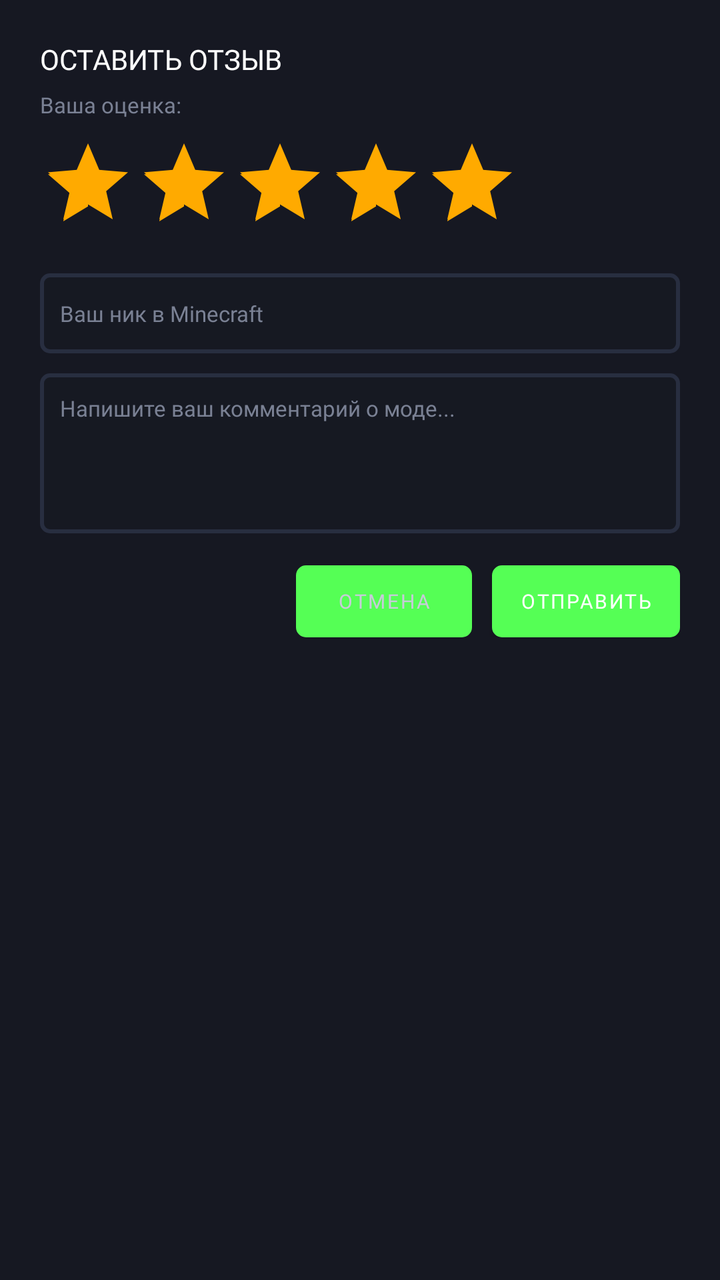
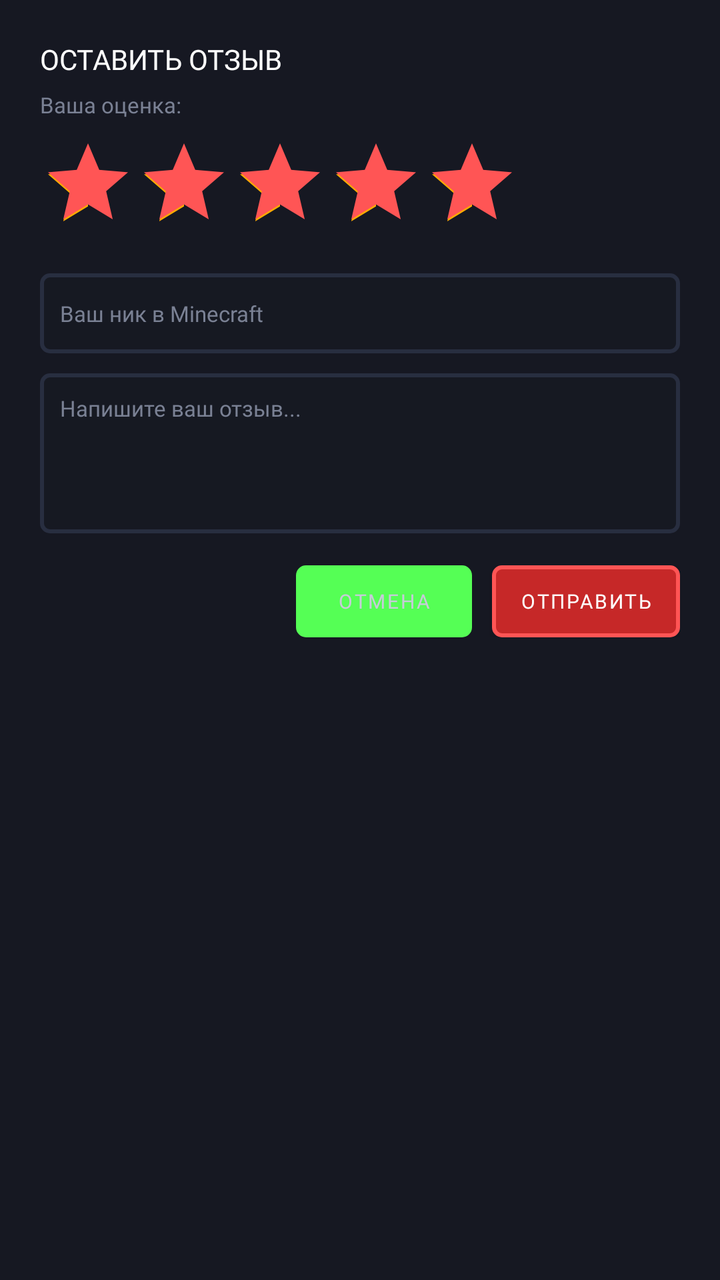

An Android layout rendered at two revisions. The XML below is the earlier revision; the diff shows what the commit changed to produce the second picture.
<!-- AndroidManifest.xml: application theme Theme.PocketMarket -->
<!-- res/layout/dialog_rate.xml -->
<?xml version="1.0" encoding="utf-8"?>
<LinearLayout xmlns:android="http://schemas.android.com/apk/res/android"
    android:layout_width="match_parent"
    android:layout_height="wrap_content"
    android:background="#161822"
    android:orientation="vertical"
    android:padding="20dp">

    <TextView
        android:layout_width="wrap_content"
        android:layout_height="wrap_content"
        android:fontFamily="@font/font_minecraft"
        android:text="ОСТАВИТЬ ОТЗЫВ"
        android:textColor="@color/white"
        android:textSize="14sp" />

    <TextView
        android:layout_width="wrap_content"
        android:layout_height="wrap_content"
        android:layout_marginTop="6dp"
        android:fontFamily="@font/font_minecraft"
        android:text="Ваша оценка:"
        android:textColor="@color/text_muted"
        android:textSize="11sp" />

    <RatingBar
        android:id="@+id/dialogRatingBar"
        android:layout_width="wrap_content"
        android:layout_height="wrap_content"
        android:layout_marginTop="8dp"
        android:numStars="5"
        android:progressTint="@color/mc_gold"
        android:rating="5"
        android:stepSize="1" />

    <EditText
        android:id="@+id/etUserName"
        android:layout_width="match_parent"
        android:layout_height="40dp"
        android:layout_marginTop="12dp"
        android:background="@drawable/bg_search"
        android:fontFamily="@font/font_minecraft"
        android:hint="Ваш ник в Minecraft"
        android:paddingHorizontal="10dp"
        android:textColor="@color/white"
        android:textColorHint="@color/text_muted"
        android:textSize="11sp" />

    <EditText
        android:id="@+id/etComment"
        android:layout_width="match_parent"
        android:layout_height="80dp"
        android:layout_marginTop="10dp"
        android:background="@drawable/bg_search"
        android:fontFamily="@font/font_minecraft"
        android:gravity="top|start"
        android:hint="Напишите ваш комментарий о моде..."
        android:padding="10dp"
        android:textColor="@color/white"
        android:textColorHint="@color/text_muted"
        android:textSize="11sp" />

    <LinearLayout
        android:layout_width="match_parent"
        android:layout_height="wrap_content"
        android:layout_marginTop="16dp"
        android:gravity="end"
        android:orientation="horizontal">

        <Button
            android:id="@+id/btnCancelRate"
            android:layout_width="wrap_content"
            android:layout_height="36dp"
            android:background="@drawable/bg_tab_unselected"
            android:fontFamily="@font/font_minecraft"
            android:paddingHorizontal="14dp"
            android:text="ОТМЕНА"
            android:textColor="@color/text_body"
            android:textSize="10sp" />

        <Button
            android:id="@+id/btnSubmitRate"
            android:layout_width="wrap_content"
            android:layout_height="36dp"
            android:layout_marginStart="10dp"
            android:background="@drawable/btn_install_green"
            android:fontFamily="@font/font_minecraft"
            android:paddingHorizontal="14dp"
            android:text="ОТПРАВИТЬ"
            android:textColor="@color/white"
            android:textSize="10sp" />
    </LinearLayout>

</LinearLayout>
<!-- resources referenced by this layout -->
<resources>
  <color name="mc_gold">#FFAA00</color>
  <color name="text_body">#C6CBD8</color>
  <color name="text_muted">#7A8194</color>
  <color name="white">#FFFFFFFF</color>
  <!-- drawable bg_search (drawable) -->
  <?xml version="1.0" encoding="utf-8"?>
  <shape xmlns:android="http://schemas.android.com/apk/res/android"
      android:shape="rectangle">
      <solid android:color="#161922" />
      <stroke
          android:width="2dp"
          android:color="#282E40" />
      <corners android:radius="4dp" />
  </shape>
  <!-- drawable bg_tab_unselected (drawable) -->
  <?xml version="1.0" encoding="utf-8"?>
  <shape xmlns:android="http://schemas.android.com/apk/res/android"
      android:shape="rectangle">
      <solid android:color="#161922" />
      <stroke
          android:width="2dp"
          android:color="#282E40" />
      <corners android:radius="4dp" />
  </shape>
  <!-- drawable btn_install_green (drawable) -->
  <?xml version="1.0" encoding="utf-8"?>
  <selector xmlns:android="http://schemas.android.com/apk/res/android">
      <item android:state_pressed="true">
          <shape android:shape="rectangle">
              <solid android:color="#1F5426" />
              <stroke android:width="2dp" android:color="@color/mc_green" />
              <corners android:radius="4dp" />
          </shape>
      </item>
      <item>
          <shape android:shape="rectangle">
              <solid android:color="#27692F" />
              <stroke android:width="2dp" android:color="@color/mc_green" />
              <corners android:radius="4dp" />
          </shape>
      </item>
  </selector>
  <style name="Theme.PocketMarket" parent="Theme.MaterialComponents.DayNight.NoActionBar">
          <item name="colorPrimary">@color/mc_green</item>
          <item name="colorPrimaryVariant">@color/mc_green_dark</item>
          <item name="colorOnPrimary">@color/black</item>
          <item name="colorSecondary">@color/mc_gold</item>
          <item name="colorSecondaryVariant">@color/mc_gold_dark</item>
          <item name="colorOnSecondary">@color/black</item>
          <item name="android:statusBarColor">@color/bg_black</item>
          <item name="android:windowBackground">@color/bg_black</item>
          <item name="fontFamily">@font/font_minecraft</item>
      </style>
  <color name="mc_green">#55FF55</color>
  <color name="mc_green_dark">#247324</color>
  <color name="black">#FF000000</color>
  <color name="mc_gold_dark">#7B5000</color>
  <color name="bg_black">#0C0D11</color>
</resources>

<!-- the commit's change to res/layout/dialog_rate.xml (unified diff, before → after) -->
@@ -1,5 +1,6 @@
 <?xml version="1.0" encoding="utf-8"?>
 <LinearLayout xmlns:android="http://schemas.android.com/apk/res/android"
+    xmlns:app="http://schemas.android.com/apk/res-auto"
     android:layout_width="match_parent"
     android:layout_height="wrap_content"
     android:background="#161822"
@@ -29,7 +30,7 @@
         android:layout_height="wrap_content"
         android:layout_marginTop="8dp"
         android:numStars="5"
-        android:progressTint="@color/mc_gold"
+        android:progressTint="@color/mc_red"
         android:rating="5"
         android:stepSize="1" />
 
@@ -54,7 +55,7 @@
         android:background="@drawable/bg_search"
         android:fontFamily="@font/font_minecraft"
         android:gravity="top|start"
-        android:hint="Напишите ваш комментарий о моде..."
+        android:hint="Напишите ваш отзыв..."
         android:padding="10dp"
         android:textColor="@color/white"
         android:textColorHint="@color/text_muted"
@@ -78,17 +79,19 @@
             android:textColor="@color/text_body"
             android:textSize="10sp" />
 
+        
         <Button
             android:id="@+id/btnSubmitRate"
             android:layout_width="wrap_content"
             android:layout_height="36dp"
             android:layout_marginStart="10dp"
-            android:background="@drawable/btn_install_green"
+            android:background="@drawable/btn_red"
             android:fontFamily="@font/font_minecraft"
             android:paddingHorizontal="14dp"
             android:text="ОТПРАВИТЬ"
             android:textColor="@color/white"
-            android:textSize="10sp" />
+            android:textSize="10sp"
+            app:backgroundTint="@null" />
     </LinearLayout>
 
 </LinearLayout>
<!-- resource entries referenced after the edit -->
@@ -1,5 +1,6 @@
 <!-- resources referenced by this layout -->
 <resources>
+  <color name="mc_red">#FF5555</color>
   <color name="mc_gold">#FFAA00</color>
   <color name="text_body">#C6CBD8</color>
   <color name="text_muted">#7A8194</color>
@@ -24,20 +25,20 @@
           android:color="#282E40" />
       <corners android:radius="4dp" />
   </shape>
-  <!-- drawable btn_install_green (drawable) -->
+  <!-- drawable btn_red (drawable) -->
   <?xml version="1.0" encoding="utf-8"?>
   <selector xmlns:android="http://schemas.android.com/apk/res/android">
       <item android:state_pressed="true">
           <shape android:shape="rectangle">
-              <solid android:color="#1F5426" />
-              <stroke android:width="2dp" android:color="@color/mc_green" />
+              <solid android:color="@color/btn_red_pressed" />
+              <stroke android:width="2dp" android:color="@color/btn_red_stroke" />
               <corners android:radius="4dp" />
           </shape>
       </item>
       <item>
           <shape android:shape="rectangle">
-              <solid android:color="#27692F" />
-              <stroke android:width="2dp" android:color="@color/mc_green" />
+              <solid android:color="@color/btn_red_bg" />
+              <stroke android:width="2dp" android:color="@color/btn_red_stroke" />
               <corners android:radius="4dp" />
           </shape>
       </item>
@@ -53,6 +54,9 @@
           <item name="android:windowBackground">@color/bg_black</item>
           <item name="fontFamily">@font/font_minecraft</item>
       </style>
+  <color name="btn_red_pressed">#8E0000</color>
+  <color name="btn_red_stroke">#FF5555</color>
+  <color name="btn_red_bg">#C62828</color>
   <color name="mc_green">#55FF55</color>
   <color name="mc_green_dark">#247324</color>
   <color name="black">#FF000000</color>
